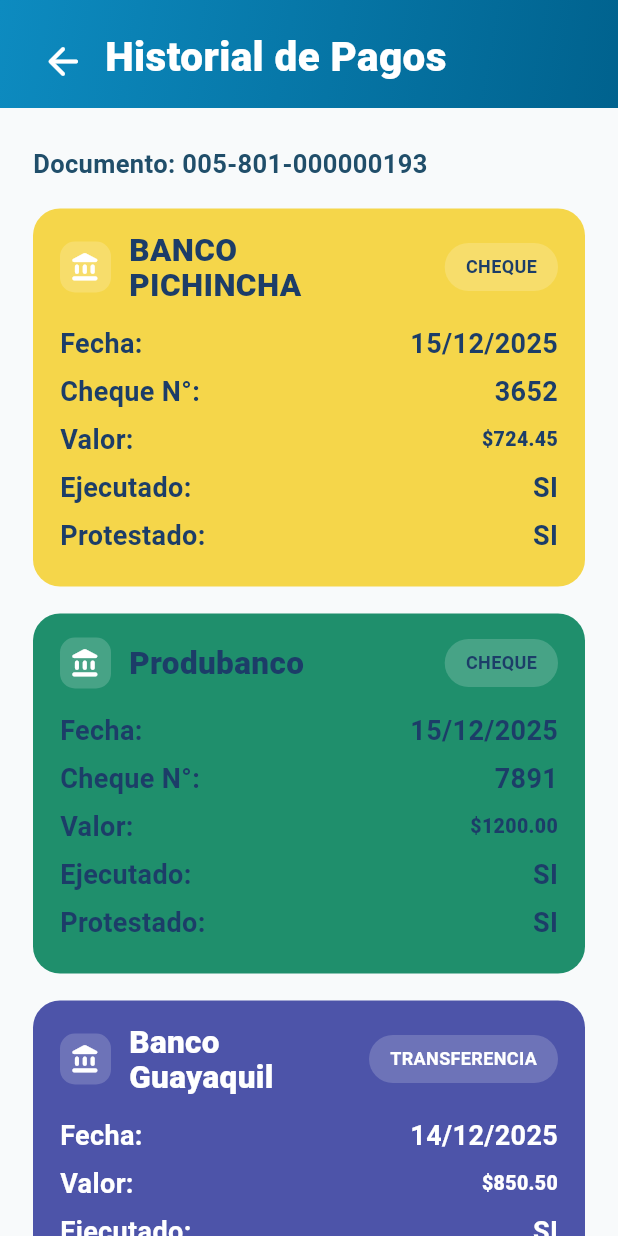
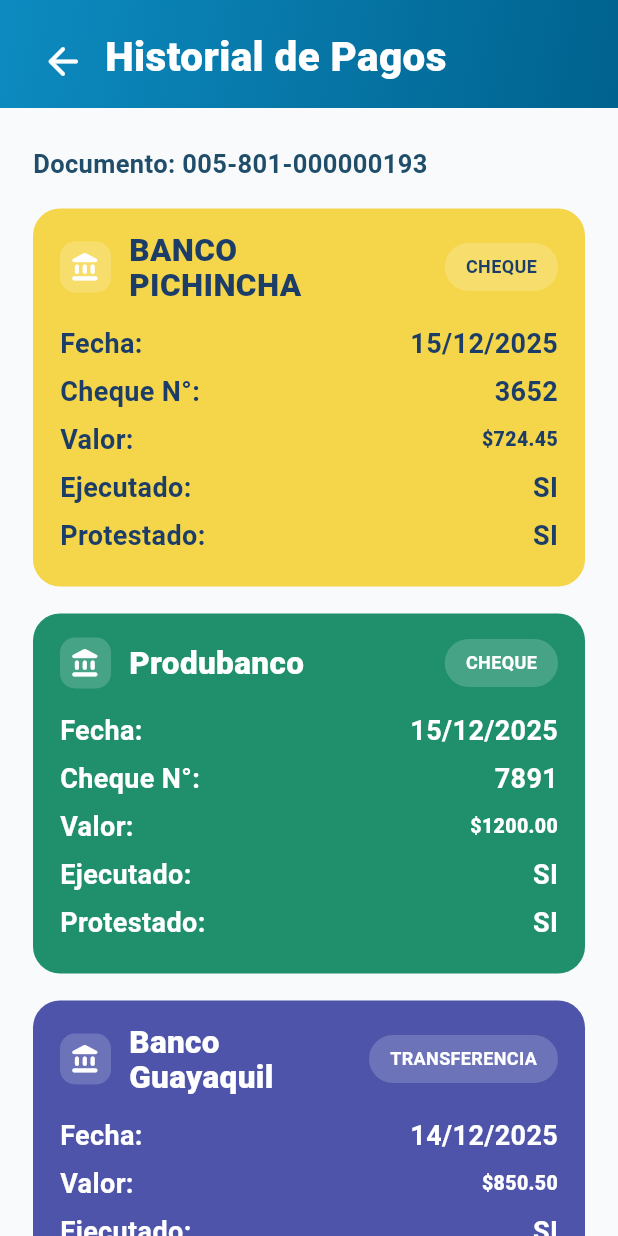
Before and after one commit to jeffersonmejia/prueba-idrix, a Flutter app: the PaymentHistoryPage screen opened directly, on a phone screen of 412 x 824 dp. Run offline on Flutter 3.47's test engine with Material 3 defaults, Android fonts, the phone set to English and light mode, and no system bars.

Commit message:
fix(payment-history): white text for green and purple cards
Co-authored-by: Copilot <223556219+Copilot@users.noreply.github.com>

```diff
--- a/lib/features/payment_history/presentation/pages/payment_history_page.dart
+++ b/lib/features/payment_history/presentation/pages/payment_history_page.dart
@@ -79,8 +79,8 @@ class PaymentHistoryPage extends StatelessWidget {
                     executed: 'SI',
                     protested: 'SI',
                     color: const Color(0xFF1F8F6C),
-                    textColor: const Color(0xFF1C3D68),
-                    titleColor: const Color(0xFF1C3D68),
+                    textColor: Colors.white,
+                    titleColor: Colors.white,
                   ),
                   const SizedBox(height: 18),
                   PaymentHistoryCard(
```
